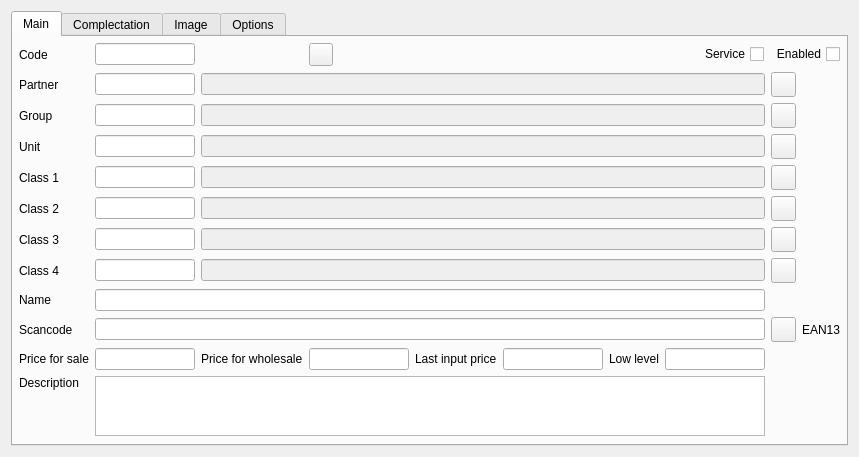
Above: Editors/ce5goods.ui from End1-1/Cafe5 before the change. Below: the same form after it.
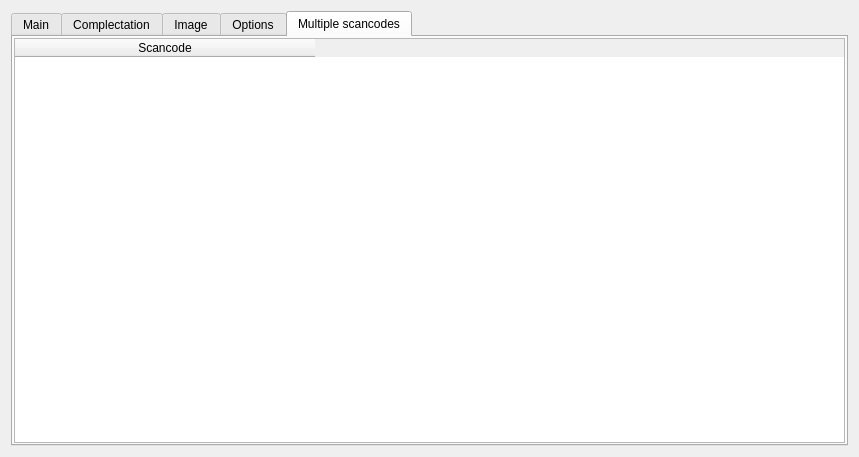
That is the form after the change. The open tabs and pages were chosen to show the change. Icons and pictures are not drawn. Custom widgets are drawn as their Qt base class.

What changed in the file:
```diff
--- a/Editors/ce5goods.ui
+++ b/Editors/ce5goods.ui
@@ -1333,6 +1333,49 @@
        </item>
       </layout>
      </widget>
+     <widget class="QWidget" name="tab_5">
+      <attribute name="title">
+       <string>Multiple scancodes</string>
+      </attribute>
+      <layout class="QHBoxLayout" name="horizontalLayout_7">
+       <property name="leftMargin">
+        <number>1</number>
+       </property>
+       <property name="topMargin">
+        <number>1</number>
+       </property>
+       <property name="rightMargin">
+        <number>1</number>
+       </property>
+       <property name="bottomMargin">
+        <number>1</number>
+       </property>
+       <item>
+        <widget class="C5TableWidget" name="tblMultiscancode">
+         <property name="contextMenuPolicy">
+          <enum>Qt::CustomContextMenu</enum>
+         </property>
+         <property name="editTriggers">
+          <set>QAbstractItemView::NoEditTriggers</set>
+         </property>
+         <property name="selectionMode">
+          <enum>QAbstractItemView::SingleSelection</enum>
+         </property>
+         <property name="selectionBehavior">
+          <enum>QAbstractItemView::SelectRows</enum>
+         </property>
+         <attribute name="horizontalHeaderDefaultSectionSize">
+          <number>300</number>
+         </attribute>
+         <column>
+          <property name="text">
+           <string>Scancode</string>
+          </property>
+         </column>
+        </widget>
+       </item>
+      </layout>
+     </widget>
     </widget>
    </item>
   </layout>
@@ -1343,6 +1386,11 @@
    <extends>QLineEdit</extends>
    <header location="global">c5lineedit.h</header>
   </customwidget>
+  <customwidget>
+   <class>C5LineEditWithSelector</class>
+   <extends>QLineEdit</extends>
+   <header location="global">c5lineeditwithselector.h</header>
+  </customwidget>
   <customwidget>
    <class>C5TableWidget</class>
    <extends>QTableWidget</extends>
@@ -1353,11 +1401,6 @@
    <extends>QCheckBox</extends>
    <header location="global">c5checkbox.h</header>
   </customwidget>
-  <customwidget>
-   <class>C5LineEditWithSelector</class>
-   <extends>QLineEdit</extends>
-   <header location="global">c5lineeditwithselector.h</header>
-  </customwidget>
  </customwidgets>
  <tabstops>
   <tabstop>leCode</tabstop>
```
